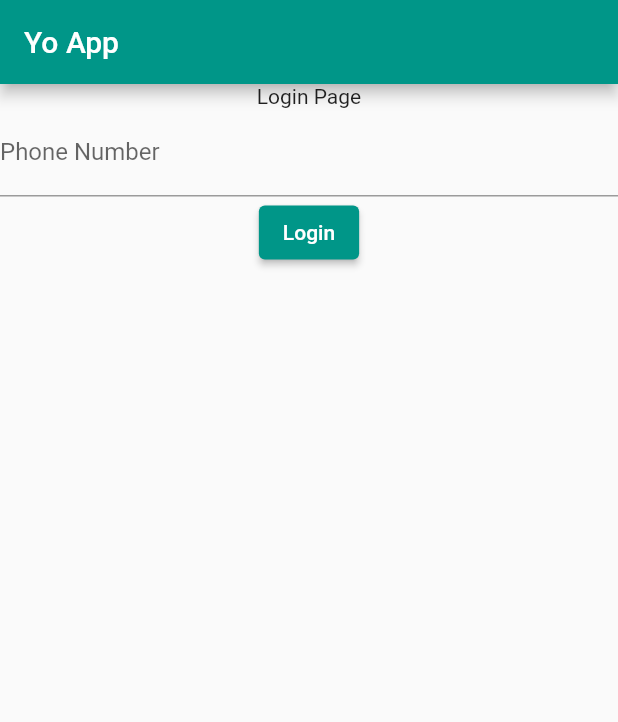
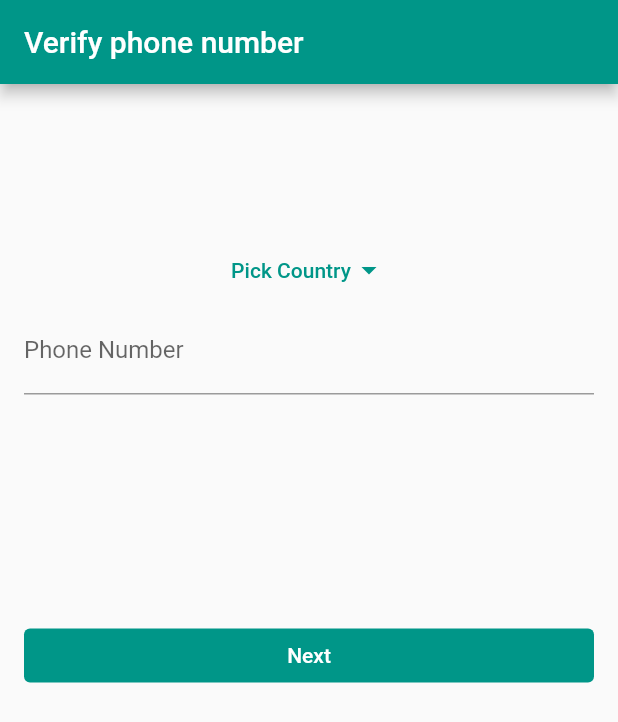
Before and after one commit to yakubsubasi/yo_chat, a Flutter app: the screen it shows after launch, on a phone screen of 412 x 824 dp. Shown: the top 722 px of the screen. Run offline on Flutter 3.47's test engine with Material 2 defaults, Android fonts, the light colour scheme and no system bars; our stand-ins replace cloud_firestore, firebase_auth, firebase_core, get; missing offline and left inert: cloud_firestore_odm, country_calling_code_picker; accounts and stored records are empty.

Commit message:
country picker eklendi, login page ui iyileştirmeleri yapıldı

```diff
--- a/lib/pages/login_page/login_page.controller.dart
+++ b/lib/pages/login_page/login_page.controller.dart
@@ -1,11 +1,38 @@
+import 'package:country_calling_code_picker/country.dart';
+import 'package:country_calling_code_picker/functions.dart';
+import 'package:country_calling_code_picker/picker.dart';
+import 'package:flutter/material.dart';
 import 'package:get/get.dart';
 import 'package:yo_chat/controllers/authentication_controller.dart';
 
 class LoginPageController extends GetxController {
   final phoneNumber = ''.obs;
+  final phoneNumberError = RxnString();
+
+  late final Country selectedCountry;
+
+  void onCountryPickerPressed() async {
+    final country = Get.to(PickerPage());
+  }
 
   void login() {
     final authController = Get.find<AuthenticationController>();
     authController.login(phoneNumber.value);
   }
 }
+
+class PickerPage extends StatelessWidget {
+  @override
+  Widget build(BuildContext context) {
+    return Scaffold(
+      appBar: AppBar(
+        title: Text('Select Country'),
+      ),
+      body: Container(
+        child: CountryPickerWidget(
+          onSelected: (country) => Navigator.pop(context, country),
+        ),
+      ),
+    );
+  }
+}
--- a/lib/pages/login_page/login_page.dart
+++ b/lib/pages/login_page/login_page.dart
@@ -1,5 +1,5 @@
+import 'package:country_calling_code_picker/picker.dart';
 import 'package:flutter/material.dart';
-import 'package:flutter/services.dart';
 import 'package:get/get.dart';
 import 'package:yo_chat/pages/login_page/login_page.controller.dart';
 
@@ -11,13 +11,32 @@ class LoginPage extends StatelessWidget {
     final controller = Get.put<LoginPageController>(LoginPageController());
     return Scaffold(
       appBar: AppBar(
-          title: const Text('Yo App'),
+        title: const Text('Verify phone number'),
       ),
-        body: Column(
+      body: SingleChildScrollView(
+          padding: EdgeInsets.symmetric(horizontal: 16),
+          child: Column(
             children: [
-            const Text('Login Page'),
+              SizedBox(height: 100),
+              Obx(
+                () => Column(
+                  crossAxisAlignment: CrossAxisAlignment.stretch,
+                  children: [
+                    TextButton(
+                      onPressed: () {
+                        controller.onCountryPickerPressed();
+                      },
+                      child: Row(
+                        mainAxisAlignment: MainAxisAlignment.center,
+                        children: [
+                          Text('Pick Country'),
+                          Icon(Icons.arrow_drop_down)
+                        ],
+                      ),
+                    ),
                     TextField(
-              decoration: const InputDecoration(
+                      decoration: InputDecoration(
+                        errorText: controller.phoneNumberError.value,
                         labelText: 'Phone Number',
                       ),
                       keyboardType: TextInputType.phone,
@@ -25,12 +44,22 @@ class LoginPage extends StatelessWidget {
                         controller.phoneNumber.value = value;
                       },
                     ),
-            ElevatedButton(
-                onPressed: () {
-                  controller.login();
-                },
-                child: const Text('Login'))
+                    SizedBox(
+                      height: 150,
+                    ),
+                    TextButton(
+                        onPressed: () {},
+                        child: Text('Next'),
+                        style: ButtonStyle(
+                            foregroundColor:
+                                MaterialStateProperty.all(Colors.white),
+                            backgroundColor:
+                                MaterialStateProperty.all<Color>(Colors.teal))),
                   ],
-        ));
+                ),
+              ),
+            ],
+          )),
+    );
   }
 }
--- a/pubspec.yaml
+++ b/pubspec.yaml
@@ -41,6 +41,7 @@ dependencies:
   json_annotation: ^4.4.0
   cloud_firestore: ^3.1.13
   firebase_messaging: ^11.2.14
+  country_calling_code_picker: ^2.0.1
 
 dev_dependencies:
   flutter_test:
```
Also changed, not shown: pubspec.lock. Lines whose indentation alone changed are shown as unchanged.
